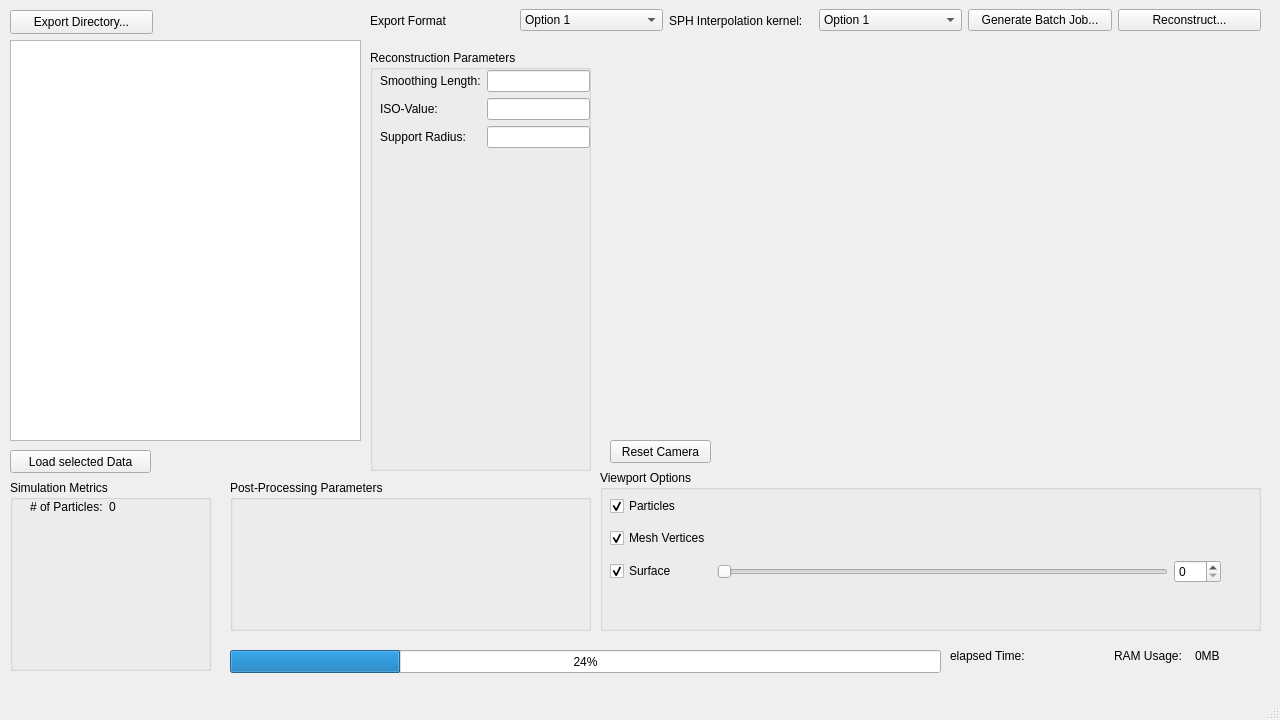
CedricM9/SPH-Surface-Reconstruction, file LabProject/mainwindow.ui: the form before one commit.
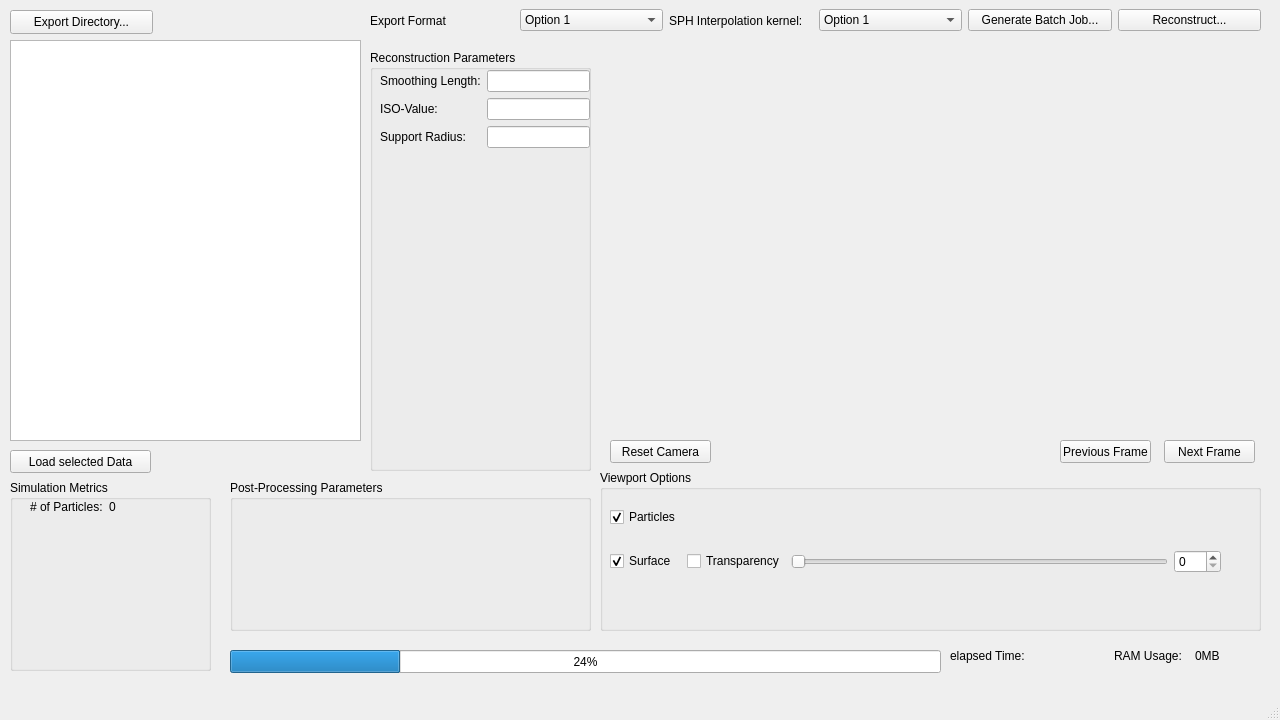
The form after the commit. Icons and pictures are not drawn.

Diff of the .ui file:
```diff
--- a/LabProject/mainwindow.ui
+++ b/LabProject/mainwindow.ui
@@ -157,16 +157,6 @@
      </property>
      <layout class="QGridLayout" name="viewportGridLayout">
       <item row="1" column="0">
-       <widget class="QCheckBox" name="verticesCheckBox">
-        <property name="text">
-         <string>Mesh Vertices</string>
-        </property>
-        <property name="checked">
-         <bool>true</bool>
-        </property>
-       </widget>
-      </item>
-      <item row="2" column="0">
        <widget class="QCheckBox" name="surfaceCheckBox">
         <property name="text">
          <string>Surface</string>
@@ -176,6 +166,26 @@
         </property>
        </widget>
       </item>
+      <item row="1" column="2">
+       <widget class="QSlider" name="transparencySlider">
+        <property name="maximum">
+         <number>100</number>
+        </property>
+        <property name="orientation">
+         <enum>Qt::Horizontal</enum>
+        </property>
+       </widget>
+      </item>
+      <item row="1" column="3">
+       <widget class="QSpinBox" name="transparencySpinBox">
+        <property name="maximum">
+         <number>100</number>
+        </property>
+        <property name="singleStep">
+         <number>1</number>
+        </property>
+       </widget>
+      </item>
       <item row="0" column="0">
        <widget class="QCheckBox" name="particlesCheckBox">
         <property name="enabled">
@@ -192,20 +202,16 @@
         </property>
        </widget>
       </item>
-      <item row="2" column="2">
-       <widget class="QSpinBox" name="transparencySpinBox">
-        <property name="maximum">
-         <number>100</number>
+      <item row="1" column="1">
+       <widget class="QCheckBox" name="checkBox">
+        <property name="enabled">
+         <bool>true</bool>
         </property>
-        <property name="singleStep">
-         <number>1</number>
+        <property name="text">
+         <string>Transparency</string>
         </property>
-       </widget>
-      </item>
-      <item row="2" column="1">
-       <widget class="QSlider" name="transparencySlider">
-        <property name="orientation">
-         <enum>Qt::Horizontal</enum>
+        <property name="checked">
+         <bool>false</bool>
         </property>
        </widget>
       </item>
@@ -394,6 +400,32 @@
      <string>Reset Camera</string>
     </property>
    </widget>
+   <widget class="QPushButton" name="nextFramePushButton">
+    <property name="geometry">
+     <rect>
+      <x>1164</x>
+      <y>440</y>
+      <width>91</width>
+      <height>23</height>
+     </rect>
+    </property>
+    <property name="text">
+     <string>Next Frame</string>
+    </property>
+   </widget>
+   <widget class="QPushButton" name="prevFramePushButton">
+    <property name="geometry">
+     <rect>
+      <x>1060</x>
+      <y>440</y>
+      <width>91</width>
+      <height>23</height>
+     </rect>
+    </property>
+    <property name="text">
+     <string>Previous Frame</string>
+    </property>
+   </widget>
   </widget>
   <widget class="QMenuBar" name="menubar">
    <property name="geometry">
```
